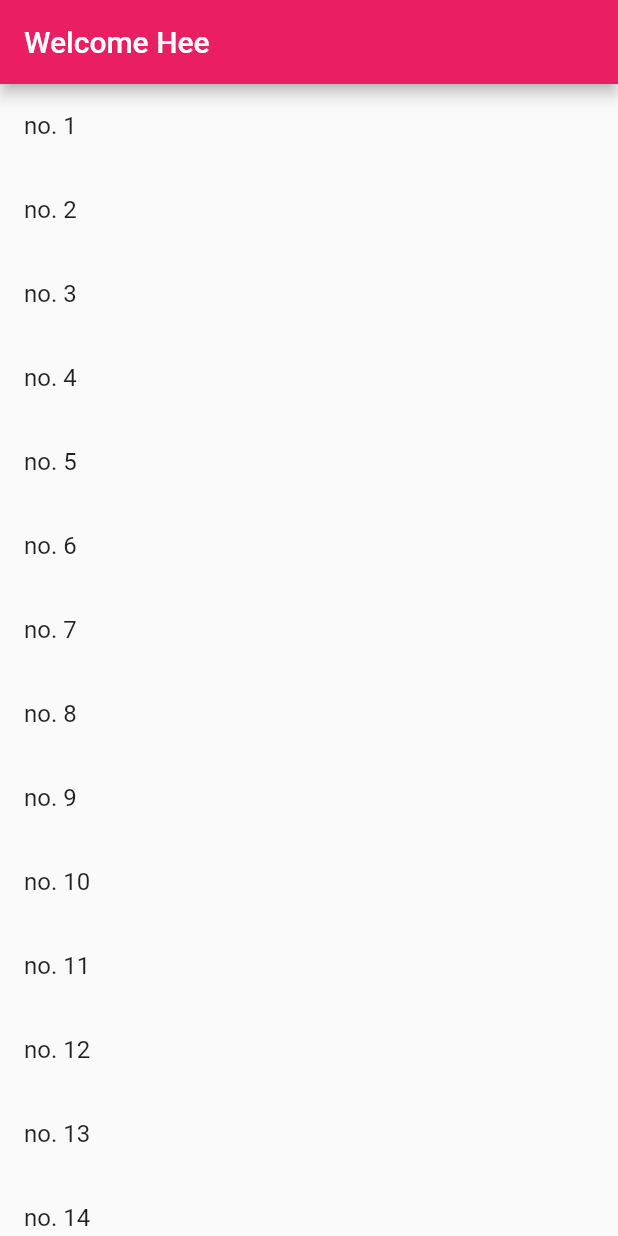
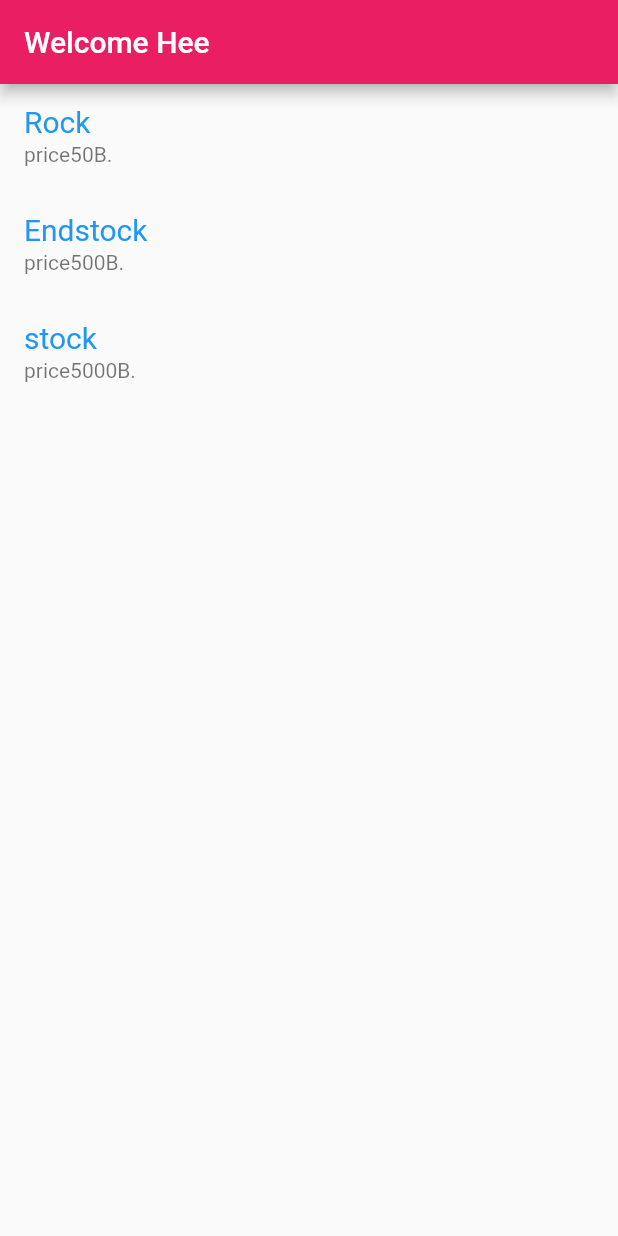
Before and after one commit to HumYacom/flutter, a Flutter app: the screen it shows after launch, on a phone screen of 412 x 824 dp. Run offline on Flutter 3.47's test engine with Material 2 defaults, Android fonts, the phone set to English and light mode, and no system bars.

```diff
--- /dev/null
+++ b/lib/ManuFood.dart
@@ -0,0 +1,6 @@
+class manu {
+  String name;
+  String price;
+
+  manu(this.name, this.price);
+}
--- a/lib/main.dart
+++ b/lib/main.dart
@@ -1,6 +1,7 @@
 // ignore_for_file: prefer_const_constructors
 
 import 'package:flutter/material.dart';
+import 'ManuFood.dart';
 
 void main() {
   runApp(Main1());
@@ -27,7 +28,7 @@ class Main2 extends StatefulWidget {
 }
 
 class _Main2State extends State<Main2> {
-  int Number = 0;
+  /*int Number = 0;
 
   void add() {
     setState(() {
@@ -39,7 +40,7 @@ class _Main2State extends State<Main2> {
     setState(() {
       Number--;
     });
-  }
+  }*/
 
   List<Widget> getData(int count) {
     List<Widget> data = [];
@@ -51,6 +52,12 @@ class _Main2State extends State<Main2> {
     }
     return data;
   }
+
+  List<manu> menu = [
+    manu("Rock", "50"),
+    manu("Endstock", "500"),
+    manu("stock", "5000")
+  ];
 
   @override
   Widget build(BuildContext context) {
@@ -66,9 +73,16 @@ class _Main2State extends State<Main2> {
           title: Text("Welcome Hee"),
         ),
         body: ListView.builder(
-            itemCount: 15,
+            itemCount: menu.length,
             itemBuilder: (BuildContext context, int index) {
-              return ListTile(title: Text("no. ${index + 1}"));
+              manu food = menu[index];
+              return ListTile(
+                title: Text(
+                  food.name,
+                  style: TextStyle(fontSize: 20, color: Colors.blue),
+                ),
+                subtitle: Text("price" + food.price + "B."),
+              );
             }));
     /*Center(
         /*child: Image(
```
